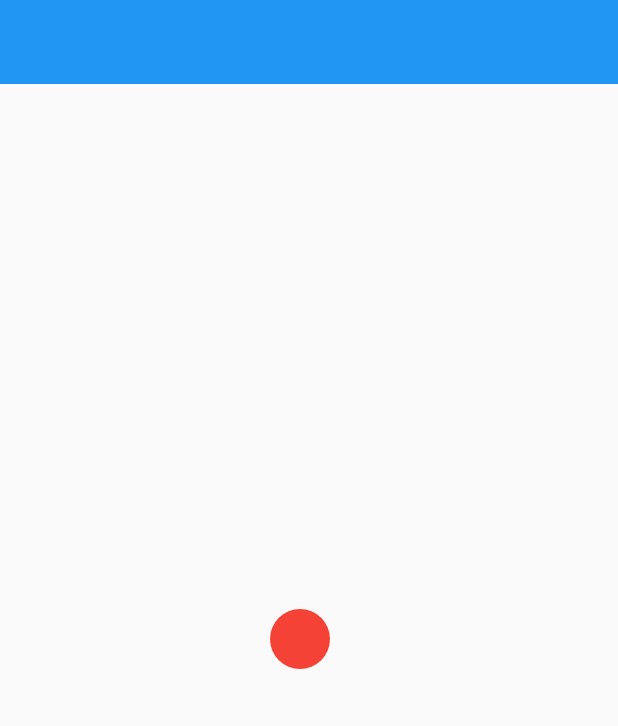
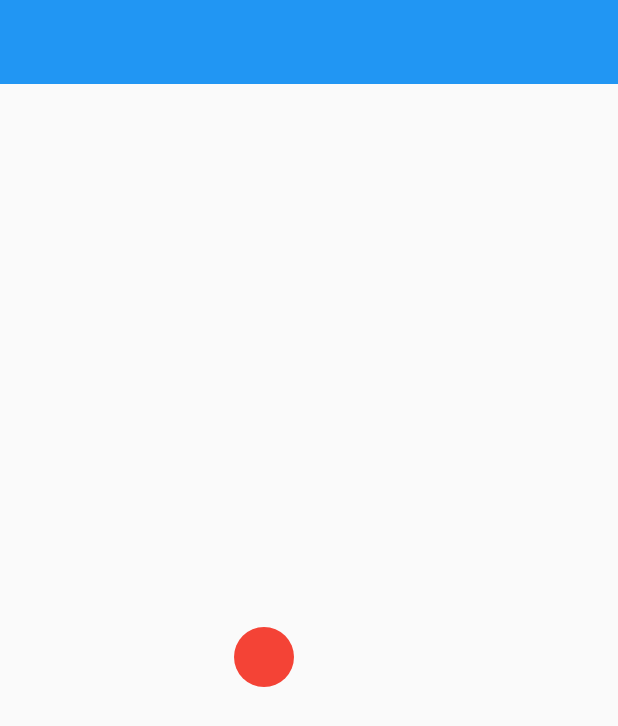
Before and after one commit to teddyjune/tilt_sensor_app, a Flutter app: the screen it shows after launch, on a phone screen of 412 x 824 dp. Shown: the top 726 px of the screen. Run offline on Flutter 3.47's test engine with Material 2 defaults, Android fonts, the phone set to English and light mode, and no system bars; our stand-ins replace sensors_plus.

Commit message:
feat: 공의 크기만큼 빼줘서 화면 안에 있게 수정

```diff
--- a/lib/main_screen.dart
+++ b/lib/main_screen.dart
@@ -16,10 +16,11 @@ class _MainScreenState extends State<MainScreen> {
     super.initState();
   }
 
-  double posX = 180, posY = 350;
-
   @override
   Widget build(BuildContext context) {
+    double posX = MediaQuery.of(context).size.width / 2 - 50;
+    double posY = MediaQuery.of(context).size.height / 2 - 50;
+
     final width = MediaQuery.of(context).size.width;
     final height = MediaQuery.of(context).size.height;
 
@@ -28,20 +29,19 @@ class _MainScreenState extends State<MainScreen> {
         elevation: 0,
         title: Text(widget.title),
       ),
-      body: StreamBuilder<GyroscopeEvent>(
-          stream: SensorsPlatform.instance.gyroscopeEvents,
+      body: StreamBuilder<AccelerometerEvent>(
+          stream: SensorsPlatform.instance.accelerometerEvents,
           builder: (context, snapshot) {
-            // print("");
             if (snapshot.hasData) {
               posX = posX + (snapshot.data!.x * 10);
               if (posX > width) {
-                posX = width;
+                posX = width-40;
               } else if (posX < 0) {
                 posX = 0;
               }
               posY = posY + (snapshot.data!.y * 10);
               if (posY > height) {
-                posY = height;
+                posY = height-40;
               } else if (posY < 0) {
                 posY = 0;
               }
@@ -57,3 +57,18 @@ class _MainScreenState extends State<MainScreen> {
     );
   }
 }
+
+// class DrawCircle extends CustomPaint {
+//   @override
+//   void paint(Canvas canvas, Size size) {
+//     var paint = Paint();
+//     paint.color = Colors.red;
+//     canvas.drawCircle(Offset(posX, posY), 50, paint);
+//   }
+//
+//   @override
+//   bool shouldRepaint(covariant CustomPainter oldDelegate) {
+//     //false : paint call might be optimized away.
+//     return false;
+//   }
+// }
```
